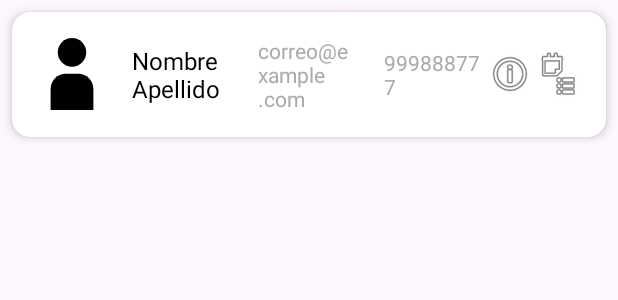
After one commit to upc-2402-1ASI0572-2939-GrowWithMe/Mobile-Grow-With-Me, an Android app: the layout item_farmers.xml on its own in the app's theme, with its tools: preview values and no code run, on a phone screen of 412 x 824 dp. The commit adds this screen. Shown: the top 300 px of the screen. Run offline under Robolectric (Android 15) with nearby library versions, the phone set to English and light mode, and no system bars.

Commit message:
feat: add activity farmers

```diff
--- /dev/null
+++ b/app/src/main/res/layout/item_farmers.xml
@@ -0,0 +1,74 @@
+<?xml version="1.0" encoding="utf-8"?>
+
+<androidx.cardview.widget.CardView xmlns:android="http://schemas.android.com/apk/res/android"
+    xmlns:card_view="http://schemas.android.com/apk/res-auto"
+    android:layout_width="match_parent"
+    android:layout_height="wrap_content"
+    card_view:cardCornerRadius="12dp"
+    card_view:cardElevation="4dp"
+    android:layout_margin="8dp"
+    android:foreground="?attr/selectableItemBackground">
+
+    <LinearLayout
+        android:layout_width="match_parent"
+        android:layout_height="wrap_content"
+        android:orientation="horizontal"
+        android:padding="16dp"
+        android:gravity="center_vertical">
+
+        <ImageView
+            android:id="@+id/img_consultant"
+            android:layout_width="48dp"
+            android:layout_height="48dp"
+            android:src="@drawable/ic_person"
+            android:contentDescription="@string/consultor" />
+
+        <TextView
+            android:id="@+id/txt_farmer_name"
+            android:layout_width="0dp"
+            android:layout_height="wrap_content"
+            android:layout_weight="1"
+            android:layout_marginStart="16dp"
+            android:text="Nombre Apellido"
+            android:textSize="16sp"
+            android:textColor="@android:color/black" />
+
+        <TextView
+            android:id="@+id/txt_farmer_email"
+            android:layout_width="0dp"
+            android:layout_height="wrap_content"
+            android:layout_weight="1"
+            android:layout_marginStart="16dp"
+            android:text="correo@example.com"
+            android:textSize="14sp"
+            android:textColor="@android:color/darker_gray" />
+
+        <TextView
+            android:id="@+id/txt_farmer_phone"
+            android:layout_width="0dp"
+            android:layout_height="wrap_content"
+            android:layout_weight="1"
+            android:layout_marginStart="16dp"
+            android:text="999888777"
+            android:textSize="14sp"
+            android:textColor="@android:color/darker_gray" />
+
+        <ImageButton
+            android:id="@+id/btn_view_consults"
+            android:layout_width="wrap_content"
+            android:layout_height="wrap_content"
+            android:src="@android:drawable/ic_menu_info_details"
+            android:background="?android:attr/selectableItemBackgroundBorderless"
+            android:contentDescription="@string/ver_consultas" />
+
+        <ImageButton
+            android:id="@+id/btn_view_crops"
+            android:layout_width="wrap_content"
+            android:layout_height="wrap_content"
+            android:src="@android:drawable/ic_menu_agenda"
+            android:background="?android:attr/selectableItemBackgroundBorderless"
+            android:contentDescription="@string/ver_cultivos" />
+
+    </LinearLayout>
+
+</androidx.cardview.widget.CardView>
```
Also changed, not shown: app/src/main/res/layout/activity_farmers.xml (added, +43 -0 lines), app/src/main/res/layout/activity_register_activity.xml (+22 -39 lines).
